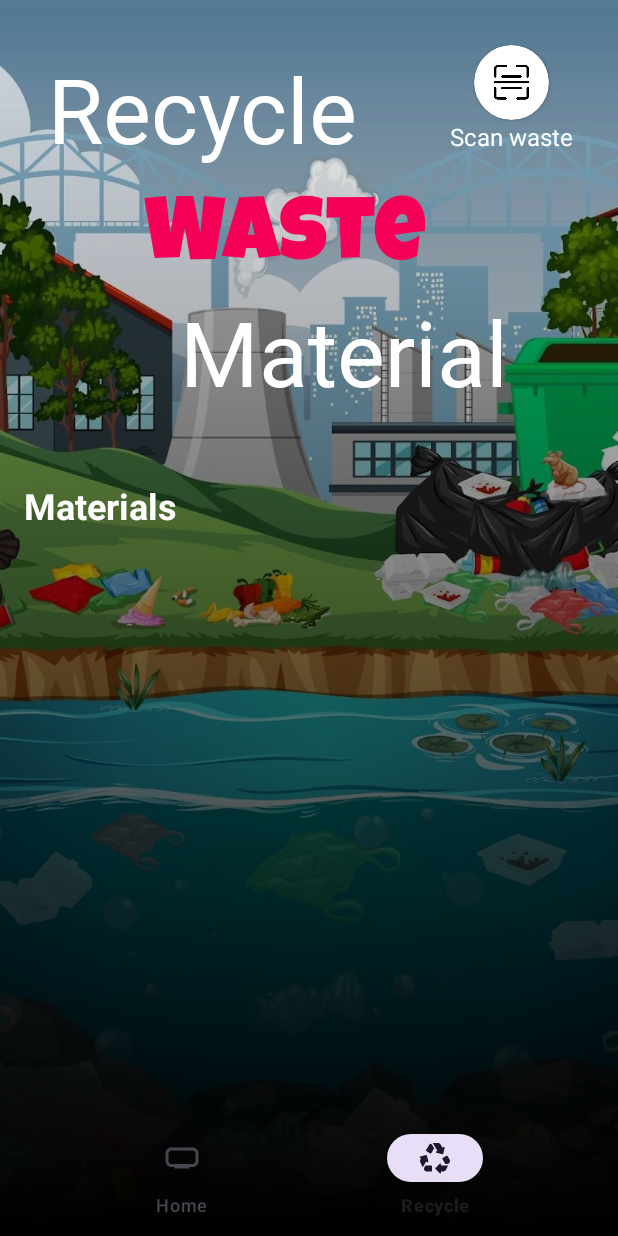
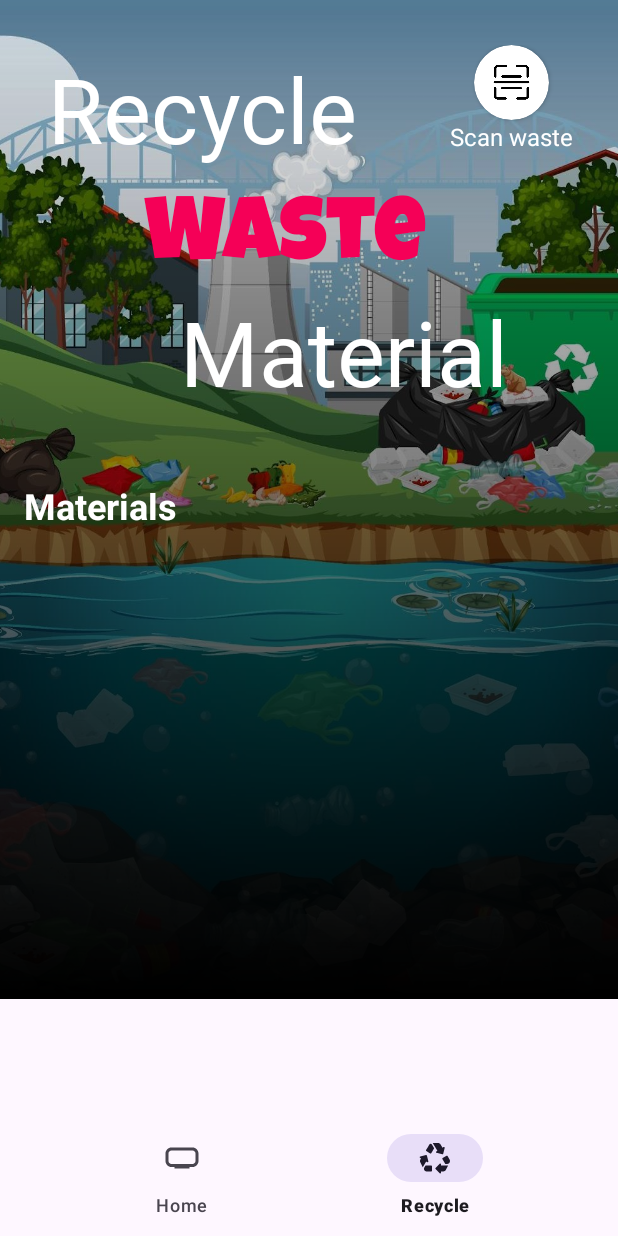
Before and after one commit to kdbrian/Recycle, an Android app: the HomeScreen screen opened through its navigation route, item 2 of the bottom bar chosen, on a phone screen of 412 x 824 dp. Run offline under Robolectric (Android 15) with nearby library versions, the phone set to English and light mode, and no system bars; pictures from the network do not load.

```diff
--- a/app/src/main/java/io/github/junrdev/recycler/domain/model/BlogPostItem.kt
+++ b/app/src/main/java/io/github/junrdev/recycler/domain/model/BlogPostItem.kt
@@ -1,8 +1,12 @@
 package io.github.junrdev.recycler.domain.model
 
+import android.os.Parcelable
+import com.google.android.material.bottomsheet.BottomSheetBehavior.StableState
+import kotlinx.parcelize.Parcelize
 import java.time.LocalDateTime
 import java.util.UUID
 
+@Parcelize
 data class BlogPostItem(
     val id: String = UUID.randomUUID().toString(),
     val title: String = "",
@@ -11,4 +15,4 @@ data class BlogPostItem(
     val imageLink: String = "https://firebasestorage.googleapis.com/v0/b/apptales-6c0f3.appspot.com/o/draft%2Fpolution.jpg?alt=media&token=9834dc39-9123-4c47-a8f7-957c157e5b53",
     val author: String = "",
     val datePublished: String = LocalDateTime.now().toString(),
-)
+) : Parcelable
--- a/app/src/main/java/io/github/junrdev/recycler/features/blog/AllBlogsScreen.kt
+++ b/app/src/main/java/io/github/junrdev/recycler/features/blog/AllBlogsScreen.kt
@@ -4,6 +4,7 @@ import android.os.Bundle
 import android.view.LayoutInflater
 import android.view.View
 import android.view.ViewGroup
+import androidx.core.os.bundleOf
 import androidx.fragment.app.Fragment
 import androidx.navigation.fragment.findNavController
 import io.github.junrdev.recycler.R
@@ -43,7 +44,9 @@ class AllBlogsScreen : Fragment() {
             blogList.adapter = BlogPostRecyclerAdapter(
                 context = requireContext(),
                 layout = R.layout.horizontal_blogpost_item
-            )
+            ){
+                findNavController().navigate(R.id.action_allBlogsScreen_to_viewBlogScreen, bundleOf("blog" to  it))
+            }
 
         }
     }
--- a/app/src/main/java/io/github/junrdev/recycler/features/blog/BlogPostRecyclerAdapter.kt
+++ b/app/src/main/java/io/github/junrdev/recycler/features/blog/BlogPostRecyclerAdapter.kt
@@ -2,10 +2,10 @@ package io.github.junrdev.recycler.features.blog
 
 import android.content.Context
 import android.view.LayoutInflater
-import android.view.View
 import android.view.ViewGroup
 import androidx.annotation.LayoutRes
 import androidx.recyclerview.widget.RecyclerView
+import androidx.viewbinding.ViewBinding
 import com.bumptech.glide.Glide
 import io.github.junrdev.recycler.R
 import io.github.junrdev.recycler.dala.local.DemoDataRepo
@@ -16,19 +16,19 @@ import io.github.junrdev.recycler.domain.model.BlogPostItem
 class BlogPostRecyclerAdapter(
     val context: Context,
     @LayoutRes val layout: Int,
-    val blogs: List<BlogPostItem> = DemoDataRepo.blogPosts
+    val blogs: List<BlogPostItem> = DemoDataRepo.blogPosts,
+    val onClick : (BlogPostItem) -> Unit
 ) : RecyclerView.Adapter<BlogPostRecyclerAdapter.VH>() {
 
 
-    inner class VH(private val view: View) : RecyclerView.ViewHolder(view) {
+    inner class VH(private val binding: ViewBinding) : RecyclerView.ViewHolder(binding.root) {
 
         fun bindItem(x: BlogPostItem) {
             // binding
-            when (layout) {
-                R.layout.horizontal_blogpost_item -> {
-                    HorizontalBlogpostItemBinding.bind(view).apply {
-
-
+            when (binding) {
+                is HorizontalBlogpostItemBinding -> {
+                    binding.apply {
+                        blog =x
                         textView12.text = if (x.content.length > 100)
                             x.content.substring(0, 80)
                         else
@@ -40,9 +40,9 @@ class BlogPostRecyclerAdapter(
                     }
                 }
 
-                R.layout.blogpost_item -> {
-                    BlogpostItemBinding.bind(view).apply {
-
+                is BlogpostItemBinding -> {
+                    binding.apply {
+                        blog =x
                         Glide.with(context)
                             .load(x.imageLink)
                             .into(imageView6)
@@ -54,13 +54,28 @@ class BlogPostRecyclerAdapter(
                     }
                 }
             }
+
+            //click listener
+            binding.root.setOnClickListener{
+                onClick(x)
+            }
+
         }
-
     }
 
     override fun onCreateViewHolder(parent: ViewGroup, viewType: Int): VH {
-        val view = LayoutInflater.from(parent.context).inflate(layout, parent, false)
-        return VH(view)
+        val binding = when (layout) {
+            R.layout.horizontal_blogpost_item -> HorizontalBlogpostItemBinding.inflate(
+                LayoutInflater.from(parent.context), parent, false
+            )
+
+            R.layout.blogpost_item -> BlogpostItemBinding.inflate(
+                LayoutInflater.from(parent.context), parent, false
+            )
+
+            else -> throw IllegalArgumentException("Unsupported layout")
+        }
+        return VH(binding)
     }
 
     override fun getItemCount(): Int = blogs.size
--- a/app/src/main/java/io/github/junrdev/recycler/features/home/HomeSummary.kt
+++ b/app/src/main/java/io/github/junrdev/recycler/features/home/HomeSummary.kt
@@ -4,6 +4,7 @@ import android.os.Bundle
 import android.view.LayoutInflater
 import android.view.View
 import android.view.ViewGroup
+import androidx.core.os.bundleOf
 import androidx.fragment.app.Fragment
 import androidx.navigation.fragment.findNavController
 import io.github.junrdev.recycler.R
@@ -31,7 +32,9 @@ class HomeSummary : Fragment() {
             homeBlogsPreview.adapter = BlogPostRecyclerAdapter(
                 context = requireContext(),
                 layout = R.layout.blogpost_item
-            )
+            ){
+                findNavController().navigate(R.id.action_homeScreen_to_viewBlogScreen, bundleOf("blog" to  it))
+            }
 
             textView19.setOnClickListener {
                 findNavController()
--- a/app/src/main/res/layout/fragment_home_screen.xml
+++ b/app/src/main/res/layout/fragment_home_screen.xml
@@ -6,15 +6,19 @@
     android:layout_height="match_parent"
     tools:context=".features.home.HomeScreen">
 
-
-    <androidx.viewpager2.widget.ViewPager2
-        android:id="@+id/viewPager22"
+    <androidx.core.widget.NestedScrollView
         android:layout_width="0dp"
         android:layout_height="0dp"
-        app:layout_constraintBottom_toBottomOf="parent"
+        app:layout_constraintBottom_toTopOf="@id/bottomNavigationBar"
         app:layout_constraintEnd_toEndOf="parent"
         app:layout_constraintStart_toStartOf="parent"
-        app:layout_constraintTop_toTopOf="parent"/>
+        app:layout_constraintTop_toTopOf="parent">
+
+        <androidx.viewpager2.widget.ViewPager2
+            android:id="@+id/viewPager22"
+            android:layout_width="match_parent"
+            android:layout_height="match_parent" />
+    </androidx.core.widget.NestedScrollView>
 
     <com.google.android.material.bottomnavigation.BottomNavigationView
         android:id="@+id/bottomNavigationBar"
--- a/app/src/main/res/navigation/app_navigation.xml
+++ b/app/src/main/res/navigation/app_navigation.xml
@@ -50,6 +50,9 @@
         <action
             android:id="@+id/action_homeScreen_to_allBlogsScreen"
             app:destination="@id/allBlogsScreen" />
+        <action
+            android:id="@+id/action_homeScreen_to_viewBlogScreen"
+            app:destination="@id/viewBlogScreen" />
     </fragment>
     <fragment
         android:id="@+id/scanScreen"
@@ -68,11 +71,16 @@
             android:id="@+id/action_allBlogsScreen_to_bookMarks"
             app:destination="@id/bookMarks" />
     </fragment>
+
     <fragment
         android:id="@+id/viewBlogScreen"
         android:name="io.github.junrdev.recycler.features.blog.ViewBlogScreen"
         android:label="fragment_view_blog_screen"
-        tools:layout="@layout/fragment_view_blog_screen" />
+        tools:layout="@layout/fragment_view_blog_screen">
+        <argument
+            android:name="blog"
+            app:argType="io.github.junrdev.recycler.domain.model.BlogPostItem" />
+    </fragment>
     <fragment
         android:id="@+id/bookMarks"
         android:name="io.github.junrdev.recycler.features.blog.BookMarks"
```
Also changed, not shown: app/src/main/java/io/github/junrdev/recycler/features/blog/ViewBlogScreen.kt (+7 -0 lines), app/src/main/res/layout/blogpost_item.xml (+15 -2 lines), app/src/main/res/layout/fragment_home_summary.xml (+5 -5 lines), app/src/main/res/layout/fragment_view_blog_screen.xml (+12 -2 lines), app/src/main/res/layout/horizontal_blogpost_item.xml (+2 -12 lines).
